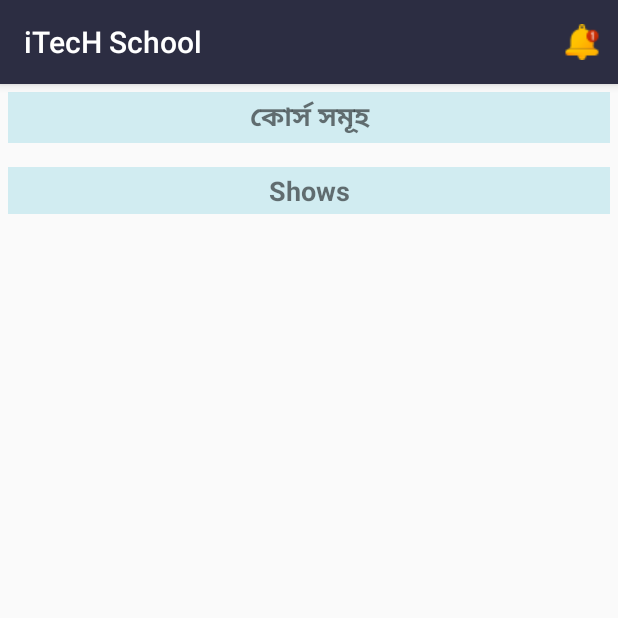
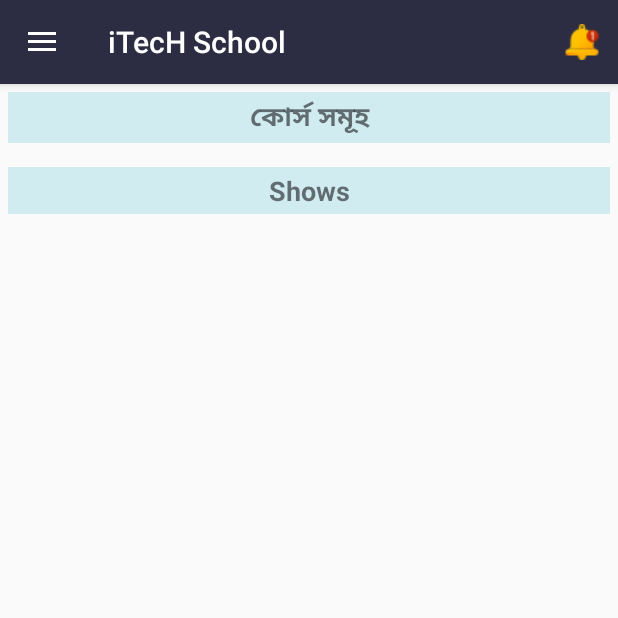
Before and after one commit to Mostafijur-R-M/Retrofit, an Android app: the screen it shows after launch (MainActivity), on a phone screen of 412 x 824 dp, the top half of it. Run offline under Robolectric (Android 15) with nearby library versions, the phone set to English and light mode, and no system bars.

Commit message:
drawer layout

```diff
--- a/app/build.gradle
+++ b/app/build.gradle
@@ -5,7 +5,7 @@ android {
     buildToolsVersion "29.0.2"
     defaultConfig {
         applicationId "com.fendonus.retrofit"
-        minSdkVersion 17
+        minSdkVersion 19
         targetSdkVersion 29
         versionCode 1
         versionName "1.0"
--- a/app/src/main/java/com/fendonus/retrofit/CourseDetailsActivity.java
+++ b/app/src/main/java/com/fendonus/retrofit/CourseDetailsActivity.java
@@ -146,7 +146,9 @@ public class CourseDetailsActivity extends AppCompatActivity {
         courseTV.setText(courseTitle);
         recyclerView = findViewById(R.id.chapter_recyler_view_id);
         //layoutManager = new LinearLayoutManager(this, LinearLayoutManager.VERTICAL, false);
+        String link = getIntent().getStringExtra("videoLink");
         yputubePlayVideo("o5NQ7a-oa8s");
+        yputubePlayVideo(link);
         /*onInitializedListener = new YouTubePlayer.OnInitializedListener() {
             @Override
             public void onInitializationSuccess(YouTubePlayer.Provider provider, YouTubePlayer youTubePlayer, boolean b) {
@@ -169,6 +171,7 @@ public class CourseDetailsActivity extends AppCompatActivity {
             }
         });*/
         getAccountData();
+        networkCall(0);
 
     }
 
--- a/app/src/main/java/com/fendonus/retrofit/adapter/AllChapterAdapter.java
+++ b/app/src/main/java/com/fendonus/retrofit/adapter/AllChapterAdapter.java
@@ -53,6 +53,9 @@ public class AllChapterAdapter extends RecyclerView.Adapter<AllChapterAdapter.My
             @Override
             public void onClick(View v) {
                 Toast.makeText(context, ""+link, Toast.LENGTH_SHORT).show();
+                Intent intent = null;// = new Intent(context, CourseDetailsActivity.class);
+                intent.putExtra("videoLink", link);
+                context.startActivity(intent);
             }
         });
     }
--- a/app/src/main/java/com/fendonus/retrofit/adapter/AllCourseAdapter.java
+++ b/app/src/main/java/com/fendonus/retrofit/adapter/AllCourseAdapter.java
@@ -53,13 +53,16 @@ public class AllCourseAdapter extends RecyclerView.Adapter<AllCourseAdapter.MyVi
             @Override
             public void onClick(View v) {
                 Toast.makeText(context, ""+position, Toast.LENGTH_SHORT).show();
+                if (position == 0){
                     final Intent intent;
                     String id = String.valueOf(position);
                     intent = new Intent(context, CourseDetailsActivity.class);
                     intent.putExtra("courseName", courseList.get(position).getTitle());
                     intent.putExtra("position", id);
                     context.startActivity(intent);
-
+                }else {
+                    Toast.makeText(context, "Coming Soon!", Toast.LENGTH_SHORT).show();
+                }
                 //goToCourseDetailsActivity();
             }
         });
--- a/app/src/main/res/layout/activity_main.xml
+++ b/app/src/main/res/layout/activity_main.xml
@@ -1,5 +1,6 @@
 <?xml version="1.0" encoding="utf-8"?>
-<ScrollView
+<androidx.drawerlayout.widget.DrawerLayout
+    android:id="@+id/drawerLayout"
     xmlns:android="http://schemas.android.com/apk/res/android"
     xmlns:app="http://schemas.android.com/apk/res-auto"
     xmlns:tools="http://schemas.android.com/tools"
@@ -50,4 +51,15 @@
     </LinearLayout>
 
 
-</ScrollView>
+    <com.google.android.material.navigation.NavigationView
+        android:id="@+id/navigationView"
+        android:layout_width="wrap_content"
+        android:layout_height="match_parent"
+        android:layout_gravity="start"
+        android:background="@color/DarkGray"
+        app:headerLayout="@layout/navigation_header"
+        app:itemTextColor="@color/colorPrimary"
+        app:itemIconTint="@color/colorPrimary"
+        app:menu="@menu/navigation_drawer_menu_item" />
+
+</androidx.drawerlayout.widget.DrawerLayout>
--- /dev/null
+++ b/app/src/main/res/menu/navigation_drawer_menu_item.xml
@@ -0,0 +1,7 @@
+<?xml version="1.0" encoding="utf-8"?>
+<menu xmlns:android="http://schemas.android.com/apk/res/android">
+
+    <item android:id="@+id/draw_profile" android:title="Profile" />
+    <item android:id="@+id/draw_logOut" android:title="Log Out" />
+
+</menu>
--- a/app/src/main/res/values/strings.xml
+++ b/app/src/main/res/values/strings.xml
@@ -7,6 +7,9 @@
     <string name="text_uses_computer_about">কম্পিউটারের ব্যবহার সম্পর্কিত</string>
     <string name="text_basic_mind_qna">বেসিক মনের প্রশ্নোত্তর</string>
 
+    <string name="open">Open</string>
+    <string name="close">Close</string>
+
     <!-- TODO: Remove or change this placeholder text -->
     <string name="hello_blank_fragment">Hello blank fragment</string>
 </resources>
```
Also changed, not shown: app/src/main/java/com/fendonus/retrofit/MainActivity.java (+63 -6 lines), app/src/main/res/layout/navigation_header.xml (added, +9 -0 lines). Lines whose indentation alone changed are shown as unchanged.
